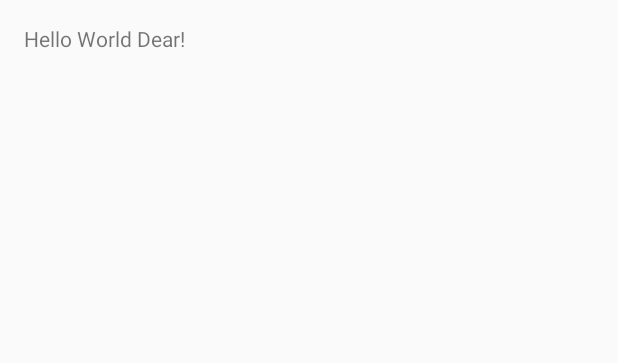
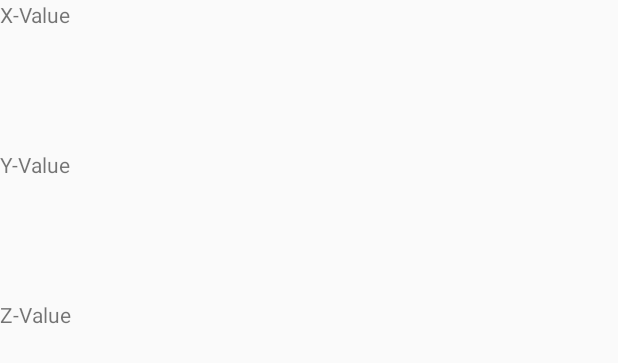
Before and after one commit to vishant-jaiswal/AndroidFeatures, an Android app: the layout activity_main.xml on its own in the app's theme, with its tools: preview values and no code run, on a phone screen of 412 x 824 dp. Shown: the top 363 px of the screen. Run offline under Robolectric (Android 15) with nearby library versions, the phone set to English and light mode, and no system bars.

Commit message:
testing Android accelerometer sensor

```diff
--- a/FeatureApps/app/src/main/res/layout/activity_main.xml
+++ b/FeatureApps/app/src/main/res/layout/activity_main.xml
@@ -1,16 +1,68 @@
 <?xml version="1.0" encoding="utf-8"?>
-<RelativeLayout xmlns:android="http://schemas.android.com/apk/res/android"
-    xmlns:tools="http://schemas.android.com/tools"
+<LinearLayout xmlns:android="http://schemas.android.com/apk/res/android"
     android:layout_width="match_parent"
     android:layout_height="match_parent"
-    android:paddingBottom="@dimen/activity_vertical_margin"
-    android:paddingLeft="@dimen/activity_horizontal_margin"
-    android:paddingRight="@dimen/activity_horizontal_margin"
-    android:paddingTop="@dimen/activity_vertical_margin"
-    tools:context="com.coderchowki.featureapps.ActivityMain">
+    android:orientation="vertical" >
 
-    <TextView
-        android:layout_width="wrap_content"
-        android:layout_height="wrap_content"
-        android:text="Hello World Dear!" />
-</RelativeLayout>
+    <TableLayout
+        android:layout_width="match_parent"
+        android:layout_height="match_parent">
+
+        <TableRow>
+            <TextView
+                android:id="@+id/xlbl_textView"
+                android:layout_width="0dp"
+                android:layout_column="1"
+                android:layout_weight="1"
+                android:layout_height="100dp"
+                android:text="X-Value"/>
+
+            <TextView
+                android:id="@+id/x_textView"
+                android:layout_width="0dp"
+                android:layout_column="2"
+                android:layout_weight="1"
+                android:layout_height="100dp" />
+
+        </TableRow>
+
+        <TableRow>
+            <TextView
+                android:id="@+id/ylbl_textView"
+                android:layout_width="0dp"
+                android:layout_column="1"
+                android:layout_weight="1"
+                android:layout_height="100dp"
+                android:text="Y-Value"/>
+
+            <TextView
+                android:id="@+id/y_textView"
+                android:layout_width="0dp"
+                android:layout_column="2"
+                android:layout_weight="1"
+                android:layout_height="100dp" />
+
+        </TableRow>
+
+        <TableRow>
+            <TextView
+                android:id="@+id/zlbl_textView"
+                android:layout_width="0dp"
+                android:layout_column="1"
+                android:layout_weight="1"
+                android:layout_height="100dp"
+                android:text="Z-Value"/>
+
+            <TextView
+                android:id="@+id/z_textView"
+                android:layout_width="0dp"
+                android:layout_column="2"
+                android:layout_weight="1"
+                android:layout_height="100dp" />
+
+        </TableRow>
+    </TableLayout>
+
+
+
+</LinearLayout>
```
Also changed, not shown: FeatureApps/app/src/main/java/com/coderchowki/featureapps/ActivityMain.java (+94 -5 lines).
